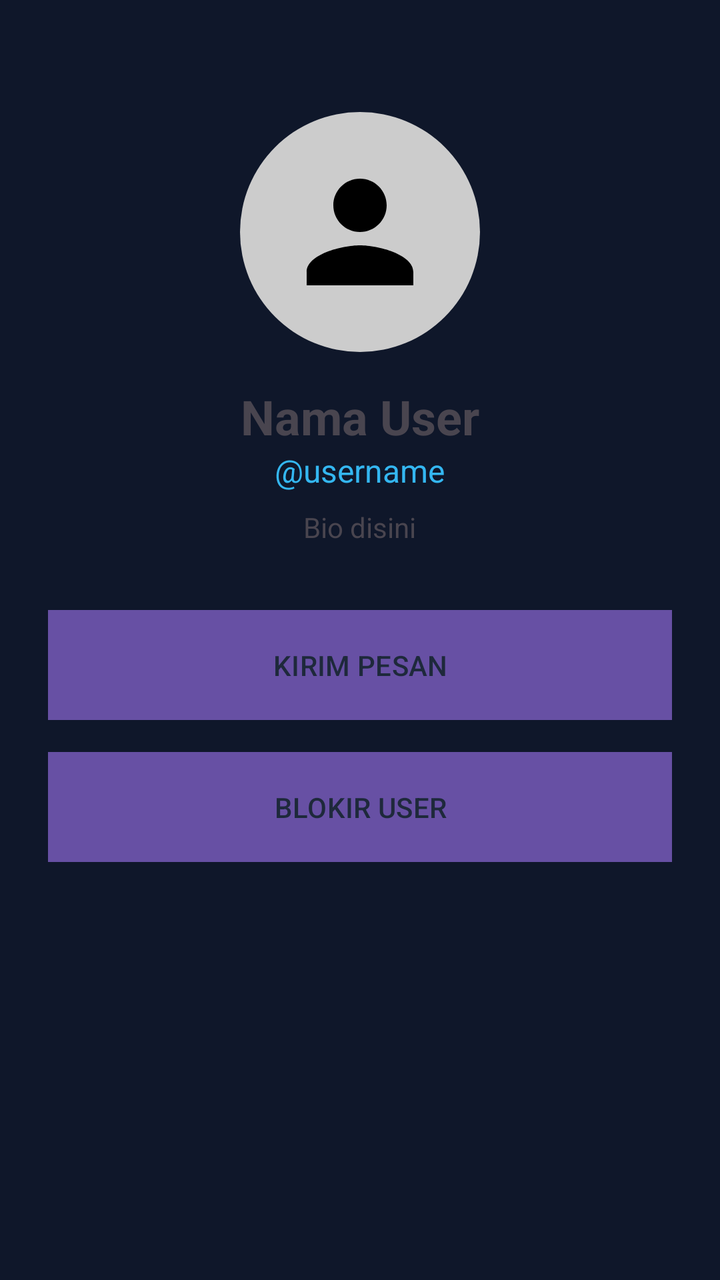
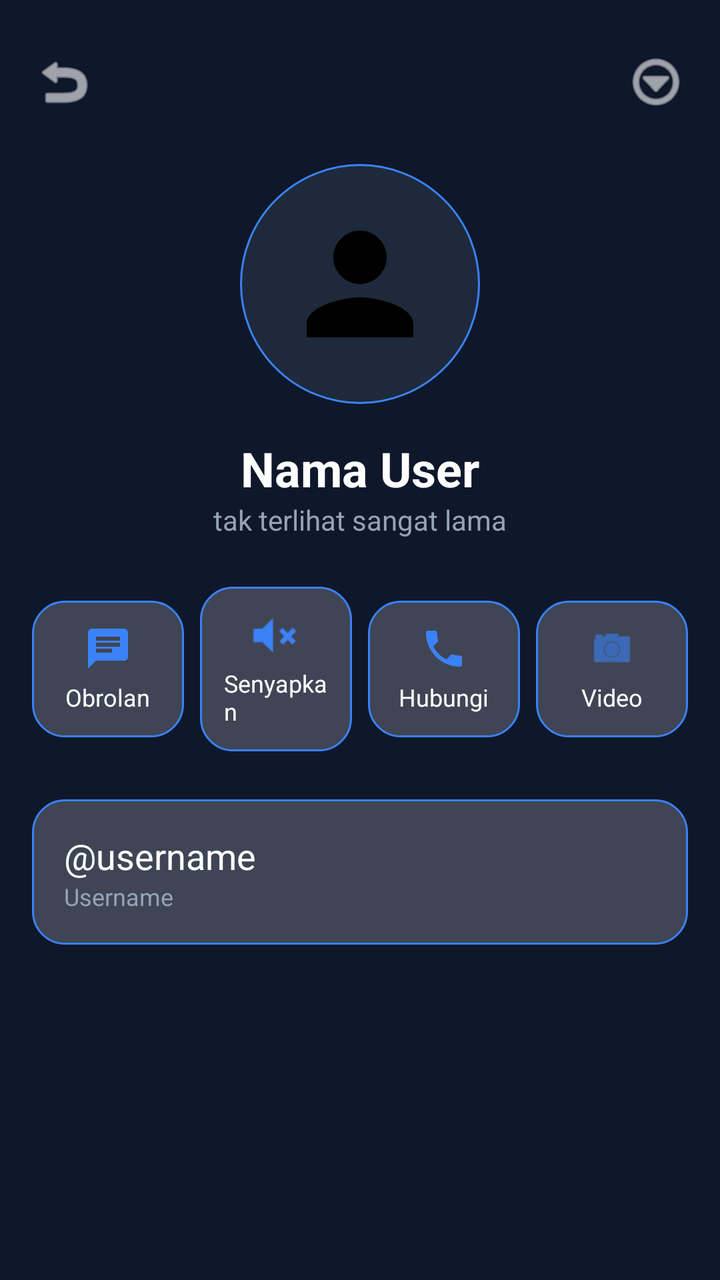

Compare the two renders of this Android layout. The source of the first and the diff that turns it into the second are given below.
<!-- AndroidManifest.xml: application theme Theme.Material3.DayNight.NoActionBar -->
<!-- res/layout/activity_user_profile.xml -->
<?xml version="1.0" encoding="utf-8"?>
<LinearLayout xmlns:android="http://schemas.android.com/apk/res/android"
    android:layout_width="match_parent"
    android:layout_height="match_parent"
    android:orientation="vertical"
    android:background="@color/nb_bg"
    android:padding="24dp"
    android:gravity="center_horizontal">

    <ImageView android:id="@+id/ivUserPhoto" android:layout_width="120dp" android:layout_height="120dp" android:src="@drawable/ic_wa_profile" android:background="@drawable/bg_avatar_circle" android:padding="20dp" android:layout_marginTop="32dp"/>
    <TextView android:id="@+id/tvUserName" android:layout_width="wrap_content" android:layout_height="wrap_content" android:text="Nama User" android:textSize="24sp" android:textStyle="bold" android:layout_marginTop="16dp"/>
    <TextView android:id="@+id/tvUserUsername" android:layout_width="wrap_content" android:layout_height="wrap_content" android:text="@username" android:textSize="16sp" android:textColor="#34B7F1"/>
    <TextView android:id="@+id/tvUserBio" android:layout_width="wrap_content" android:layout_height="wrap_content" android:text="Bio disini" android:textSize="14sp" android:layout_marginTop="8dp"/>

    <Button android:id="@+id/btnMessageUser" android:layout_width="match_parent" android:layout_height="55dp" android:background="@drawable/nb_button_bg" android:text="KIRIM PESAN" android:textColor="@color/nb_white" android:layout_marginTop="32dp"/>
    <Button android:id="@+id/btnBlockUser" android:layout_width="match_parent" android:layout_height="55dp" android:background="@drawable/nb_button_bg" android:text="BLOKIR USER" android:textColor="@color/nb_white" android:layout_marginTop="16dp"/>
</LinearLayout>
<!-- resources referenced by this layout -->
<resources>
  <color name="nb_bg">#0F172A</color>
  <color name="nb_white">#1E293B</color>
  <!-- drawable bg_avatar_circle (drawable) -->
  <?xml version="1.0" encoding="utf-8"?>
  <shape xmlns:android="http://schemas.android.com/apk/res/android" android:shape="oval">
      <solid android:color="#CCCCCC" />
  </shape>
  <!-- drawable ic_wa_profile (drawable) -->
  <vector xmlns:android="http://schemas.android.com/apk/res/android" android:width="24dp" android:height="24dp" android:viewportWidth="24" android:viewportHeight="24">
      <path android:fillColor="#000000" android:pathData="M12,12c2.21,0 4,-1.79 4,-4s-1.79,-4 -4,-4 -4,1.79 -4,4 1.79,4 4,4zM12,14c-2.67,0 -8,1.34 -8,4v2h16v-2c0,-2.66 -5.33,-4 -8,-4z"/>
  </vector>
  <!-- drawable nb_button_bg (drawable) -->
  <?xml version="1.0" encoding="utf-8"?>
  <shape xmlns:android="http://schemas.android.com/apk/res/android">
      <solid android:color="@color/nb_black" />
      <stroke android:width="3dp" android:color="@color/nb_black" />
      <corners android:radius="0dp" />
  </shape>
  <color name="nb_black">#FFFFFF</color>
</resources>

<!-- the commit's change to res/layout/activity_user_profile.xml (unified diff, before → after) -->
@@ -1,17 +1,118 @@
 <?xml version="1.0" encoding="utf-8"?>
-<LinearLayout xmlns:android="http://schemas.android.com/apk/res/android"
+<ScrollView xmlns:android="http://schemas.android.com/apk/res/android"
+    xmlns:app="http://schemas.android.com/apk/res-auto"
     android:layout_width="match_parent"
     android:layout_height="match_parent"
-    android:orientation="vertical"
-    android:background="@color/nb_bg"
-    android:padding="24dp"
-    android:gravity="center_horizontal">
+    android:background="@color/bg_dark">
 
-    <ImageView android:id="@+id/ivUserPhoto" android:layout_width="120dp" android:layout_height="120dp" android:src="@drawable/ic_wa_profile" android:background="@drawable/bg_avatar_circle" android:padding="20dp" android:layout_marginTop="32dp"/>
-    <TextView android:id="@+id/tvUserName" android:layout_width="wrap_content" android:layout_height="wrap_content" android:text="Nama User" android:textSize="24sp" android:textStyle="bold" android:layout_marginTop="16dp"/>
-    <TextView android:id="@+id/tvUserUsername" android:layout_width="wrap_content" android:layout_height="wrap_content" android:text="@username" android:textSize="16sp" android:textColor="#34B7F1"/>
-    <TextView android:id="@+id/tvUserBio" android:layout_width="wrap_content" android:layout_height="wrap_content" android:text="Bio disini" android:textSize="14sp" android:layout_marginTop="8dp"/>
+    <LinearLayout
+        android:layout_width="match_parent"
+        android:layout_height="wrap_content"
+        android:orientation="vertical"
+        android:padding="16dp"
+        android:gravity="center_horizontal">
 
-    <Button android:id="@+id/btnMessageUser" android:layout_width="match_parent" android:layout_height="55dp" android:background="@drawable/nb_button_bg" android:text="KIRIM PESAN" android:textColor="@color/nb_white" android:layout_marginTop="32dp"/>
-    <Button android:id="@+id/btnBlockUser" android:layout_width="match_parent" android:layout_height="55dp" android:background="@drawable/nb_button_bg" android:text="BLOKIR USER" android:textColor="@color/nb_white" android:layout_marginTop="16dp"/>
-</LinearLayout>
+        
+        <RelativeLayout
+            android:layout_width="match_parent"
+            android:layout_height="50dp"
+            android:layout_marginBottom="16dp">
+            <ImageView
+                android:id="@+id/btnBackProfile"
+                android:layout_width="32dp"
+                android:layout_height="32dp"
+                android:src="@android:drawable/ic_menu_revert"
+                app:tint="@color/text_white"
+                android:layout_centerVertical="true"/>
+            <ImageView
+                android:id="@+id/btnMenuProfile"
+                android:layout_width="32dp"
+                android:layout_height="32dp"
+                android:src="@android:drawable/ic_menu_more"
+                app:tint="@color/text_white"
+                android:layout_alignParentEnd="true"
+                android:layout_centerVertical="true"/>
+        </RelativeLayout>
+
+        
+        <ImageView
+            android:id="@+id/ivUserPhoto"
+            android:layout_width="120dp"
+            android:layout_height="120dp"
+            android:src="@drawable/ic_wa_profile"
+            android:background="@drawable/bg_avatar_circle"
+            android:padding="20dp"/>
+
+        
+        <TextView
+            android:id="@+id/tvUserName"
+            android:layout_width="wrap_content"
+            android:layout_height="wrap_content"
+            android:text="Nama User"
+            android:textColor="@color/text_white"
+            android:textSize="24sp"
+            android:textStyle="bold"
+            android:layout_marginTop="16dp"/>
+        <TextView
+            android:id="@+id/tvUserStatus"
+            android:layout_width="wrap_content"
+            android:layout_height="wrap_content"
+            android:text="tak terlihat sangat lama"
+            android:textColor="@color/text_gray"
+            android:textSize="14sp"/>
+
+        
+        <LinearLayout
+            android:layout_width="match_parent"
+            android:layout_height="wrap_content"
+            android:orientation="horizontal"
+            android:gravity="center"
+            android:layout_marginTop="24dp"
+            android:layout_marginBottom="24dp">
+
+            <LinearLayout android:id="@+id/btnMessageUser" android:layout_width="0dp" android:layout_height="wrap_content" android:layout_weight="1" android:orientation="vertical" android:gravity="center" android:background="@drawable/bg_glass" android:padding="12dp" android:layout_marginEnd="8dp">
+                <ImageView android:layout_width="24dp" android:layout_height="24dp" android:src="@drawable/ic_wa_chat" app:tint="@color/blue_accent"/>
+                <TextView android:layout_width="wrap_content" android:layout_height="wrap_content" android:text="Obrolan" android:textColor="@color/text_white" android:textSize="12sp" android:layout_marginTop="4dp"/>
+            </LinearLayout>
+
+            <LinearLayout android:layout_width="0dp" android:layout_height="wrap_content" android:layout_weight="1" android:orientation="vertical" android:gravity="center" android:background="@drawable/bg_glass" android:padding="12dp" android:layout_marginEnd="8dp">
+                <ImageView android:layout_width="24dp" android:layout_height="24dp" android:src="@android:drawable/ic_lock_silent_mode" app:tint="@color/blue_accent"/>
+                <TextView android:layout_width="wrap_content" android:layout_height="wrap_content" android:text="Senyapkan" android:textColor="@color/text_white" android:textSize="12sp" android:layout_marginTop="4dp"/>
+            </LinearLayout>
+
+            <LinearLayout android:layout_width="0dp" android:layout_height="wrap_content" android:layout_weight="1" android:orientation="vertical" android:gravity="center" android:background="@drawable/bg_glass" android:padding="12dp" android:layout_marginEnd="8dp">
+                <ImageView android:layout_width="24dp" android:layout_height="24dp" android:src="@drawable/ic_wa_call" app:tint="@color/blue_accent"/>
+                <TextView android:layout_width="wrap_content" android:layout_height="wrap_content" android:text="Hubungi" android:textColor="@color/text_white" android:textSize="12sp" android:layout_marginTop="4dp"/>
+            </LinearLayout>
+
+            <LinearLayout android:layout_width="0dp" android:layout_height="wrap_content" android:layout_weight="1" android:orientation="vertical" android:gravity="center" android:background="@drawable/bg_glass" android:padding="12dp">
+                <ImageView android:layout_width="24dp" android:layout_height="24dp" android:src="@android:drawable/ic_menu_camera" app:tint="@color/blue_accent"/>
+                <TextView android:layout_width="wrap_content" android:layout_height="wrap_content" android:text="Video" android:textColor="@color/text_white" android:textSize="12sp" android:layout_marginTop="4dp"/>
+            </LinearLayout>
+        </LinearLayout>
+
+        
+        <LinearLayout
+            android:layout_width="match_parent"
+            android:layout_height="wrap_content"
+            android:orientation="vertical"
+            android:background="@drawable/bg_glass"
+            android:padding="16dp"
+            android:layout_marginBottom="16dp">
+            <TextView
+                android:id="@+id/tvUserUsername"
+                android:layout_width="wrap_content"
+                android:layout_height="wrap_content"
+                android:text="@username"
+                android:textColor="@color/text_white"
+                android:textSize="18sp"/>
+            <TextView
+                android:layout_width="wrap_content"
+                android:layout_height="wrap_content"
+                android:text="Username"
+                android:textColor="@color/text_gray"
+                android:textSize="12sp"/>
+        </LinearLayout>
+
+    </LinearLayout>
+</ScrollView>
<!-- resource entries referenced after the edit -->
@@ -1,23 +1,30 @@
 <!-- resources referenced by this layout -->
 <resources>
-  <color name="nb_bg">#0F172A</color>
-  <color name="nb_white">#1E293B</color>
+  <color name="bg_dark">#0F172A</color>
+  <color name="blue_accent">#3B82F6</color>
+  <color name="text_gray">#94A3B8</color>
+  <color name="text_white">#FFFFFF</color>
   <!-- drawable bg_avatar_circle (drawable) -->
   <?xml version="1.0" encoding="utf-8"?>
   <shape xmlns:android="http://schemas.android.com/apk/res/android" android:shape="oval">
-      <solid android:color="#CCCCCC" />
+      <solid android:color="#1E293B" />
+      <stroke android:width="1dp" android:color="#3B82F6" />
   </shape>
+  <!-- drawable bg_glass (drawable) -->
+  <?xml version="1.0" encoding="utf-8"?>
+  <shape xmlns:android="http://schemas.android.com/apk/res/android">
+      <solid android:color="@color/bg_glass" />
+      <stroke android:width="1dp" android:color="@color/blue_accent" />
+      <corners android:radius="16dp" />
+  </shape>
+  <!-- drawable ic_wa_call (drawable) -->
+  <vector xmlns:android="http://schemas.android.com/apk/res/android" android:width="24dp" android:height="24dp" android:viewportWidth="24" android:viewportHeight="24"><path android:fillColor="#000000" android:pathData="M6.62,10.79c1.44,2.83 3.76,5.14 6.59,6.59l2.2,-2.2c0.27,-0.27 0.67,-0.36 1.02,-0.24 1.12,0.37 2.33,0.57 3.57,0.57 0.55,0 1,0.45 1,1V20c0,0.55 -0.45,1 -1,1 -9.39,0 -17,-7.61 -17,-17 0,-0.55 0.45,-1 1,-1h3.5c0.55,0 1,0.45 1,1 0,1.25 0.2,2.45 0.57,3.57 0.11,0.35 0.03,0.74 -0.25,1.02l-2.2,2.2z"/></vector>
+  <!-- drawable ic_wa_chat (drawable) -->
+  <vector xmlns:android="http://schemas.android.com/apk/res/android" android:width="24dp" android:height="24dp" android:viewportWidth="24" android:viewportHeight="24"><path android:fillColor="#000000" android:pathData="M20,2H4c-1.1,0 -2,0.9 -2,2v18l4,-4h14c1.1,0 2,-0.9 2,-2V4c0,-1.1 -0.9,-2 -2,-2zM6,9h12v2H6V9zM14,14H6v-2h8V14zM18,8H6V6h12V8z"/></vector>
   <!-- drawable ic_wa_profile (drawable) -->
   <vector xmlns:android="http://schemas.android.com/apk/res/android" android:width="24dp" android:height="24dp" android:viewportWidth="24" android:viewportHeight="24">
       <path android:fillColor="#000000" android:pathData="M12,12c2.21,0 4,-1.79 4,-4s-1.79,-4 -4,-4 -4,1.79 -4,4 1.79,4 4,4zM12,14c-2.67,0 -8,1.34 -8,4v2h16v-2c0,-2.66 -5.33,-4 -8,-4z"/>
   </vector>
-  <!-- drawable nb_button_bg (drawable) -->
-  <?xml version="1.0" encoding="utf-8"?>
-  <shape xmlns:android="http://schemas.android.com/apk/res/android">
-      <solid android:color="@color/nb_black" />
-      <stroke android:width="3dp" android:color="@color/nb_black" />
-      <corners android:radius="0dp" />
-  </shape>
-  <color name="nb_black">#FFFFFF</color>
+  <color name="bg_glass">#33FFFFFF</color>
 </resources>
 
